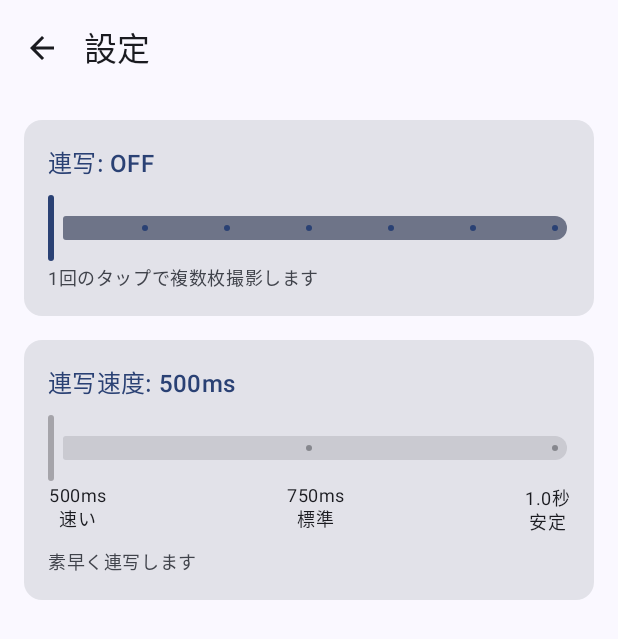
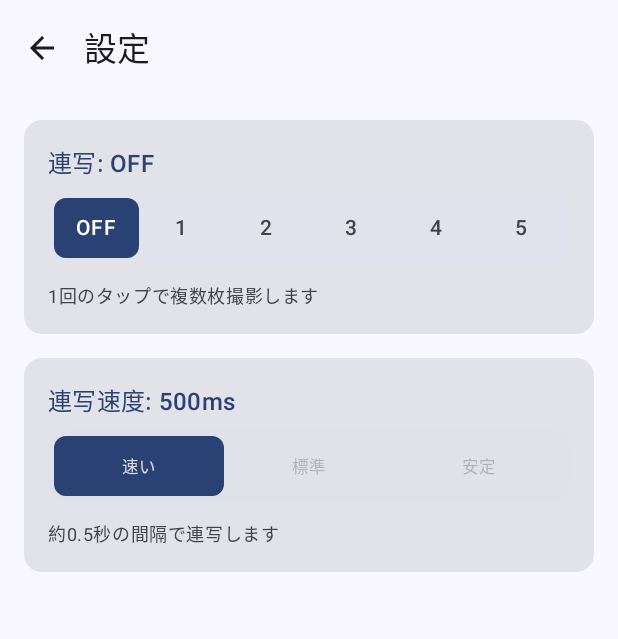
Before and after one commit to 3balljugglerYu/Skusho, an Android app built with Jetpack Compose: the SettingsScreen screen opened through its navigation route, on a phone screen of 412 x 824 dp. Shown: the top 639 px of the screen. Run offline under Robolectric (Android 15) with nearby library versions, the phone set to English and light mode, and no system bars; our stand-ins replace Dagger/Hilt's generated code.

Commit message:
UIの修正

```diff
--- a/app/src/main/java/com/yuhproducts/skusho/ui/settings/SettingsScreen.kt
+++ b/app/src/main/java/com/yuhproducts/skusho/ui/settings/SettingsScreen.kt
@@ -1,6 +1,10 @@
 package com.yuhproducts.skusho.ui.settings
 
+import androidx.compose.foundation.background
+import androidx.compose.foundation.border
+import androidx.compose.foundation.clickable
 import androidx.compose.foundation.layout.Arrangement
+import androidx.compose.foundation.layout.Box
 import androidx.compose.foundation.layout.Column
 import androidx.compose.foundation.layout.Row
 import androidx.compose.foundation.layout.Spacer
@@ -10,6 +14,7 @@ import androidx.compose.foundation.layout.height
 import androidx.compose.foundation.layout.padding
 import androidx.compose.foundation.layout.width
 import androidx.compose.foundation.rememberScrollState
+import androidx.compose.foundation.shape.RoundedCornerShape
 import androidx.compose.foundation.verticalScroll
 import androidx.compose.material.icons.Icons
 import androidx.compose.material.icons.automirrored.filled.ArrowBack
@@ -29,7 +34,10 @@ import androidx.compose.runtime.collectAsState
 import androidx.compose.runtime.getValue
 import androidx.compose.ui.Alignment
 import androidx.compose.ui.Modifier
+import androidx.compose.ui.draw.clip
+import androidx.compose.ui.graphics.Color
 import androidx.compose.ui.res.stringResource
+import androidx.compose.ui.text.font.FontWeight
 import androidx.compose.ui.text.style.TextAlign
 import androidx.compose.ui.unit.dp
 import androidx.hilt.navigation.compose.hiltViewModel
@@ -71,18 +79,58 @@ fun SettingsScreen(
                     else "${uiState.continuousShotCount}枚"
                 }"
             ) {
-                Slider(
-                    value = uiState.continuousShotCount.toFloat(),
-                    onValueChange = { viewModel.onContinuousShotCountChanged(it.toInt()) },
-                    valueRange = 0f..5f,
-                    steps = 5,
+                // モダンなセグメントコントロール
+                Column(
                     modifier = Modifier.fillMaxWidth()
+                ) {
+                    // セグメントボタン
+                    Row(
+                        modifier = Modifier
+                            .fillMaxWidth()
+                            .height(48.dp)
+                            .clip(RoundedCornerShape(12.dp))
+                            .background(MaterialTheme.colorScheme.surfaceVariant)
+                            .padding(4.dp)
+                    ) {
+                        listOf("OFF", "1", "2", "3", "4", "5").forEachIndexed { index, label ->
+                            Box(
+                                modifier = Modifier
+                                    .weight(1f)
+                                    .fillMaxSize()
+                                    .clip(RoundedCornerShape(8.dp))
+                                    .background(
+                                        if (uiState.continuousShotCount == index) {
+                                            MaterialTheme.colorScheme.primary
+                                        } else {
+                                            Color.Transparent
+                                        }
                                     )
+                                    .clickable { viewModel.onContinuousShotCountChanged(index) }
+                                    .padding(vertical = 8.dp),
+                                contentAlignment = Alignment.Center
+                            ) {
+                                Text(
+                                    text = label,
+                                    style = MaterialTheme.typography.bodyMedium,
+                                    fontWeight = FontWeight.Medium,
+                                    color = if (uiState.continuousShotCount == index) {
+                                        MaterialTheme.colorScheme.onPrimary
+                                    } else {
+                                        MaterialTheme.colorScheme.onSurfaceVariant
+                                    }
+                                )
+                            }
+                        }
+                    }
+
+                    // 説明文
                     Text(
                         text = "1回のタップで複数枚撮影します",
                         style = MaterialTheme.typography.bodySmall,
-                    color = MaterialTheme.colorScheme.onSurfaceVariant
+                        color = MaterialTheme.colorScheme.onSurfaceVariant,
+                        modifier = Modifier.padding(top = 12.dp)
                     )
+                }
             }
 
             Spacer(modifier = Modifier.height(16.dp))
@@ -91,51 +139,78 @@ fun SettingsScreen(
             SettingSection(
                 title = "${stringResource(R.string.continuous_shot_speed)}: ${formatSpeed(uiState.continuousShotIntervalMs)}"
             ) {
-                Slider(
-                    value = speedToIndex(uiState.continuousShotIntervalMs).toFloat(),
-                    onValueChange = {
-                        viewModel.onContinuousShotIntervalChanged(indexToSpeed(it.toInt()))
-                    },
-                    valueRange = 0f..2f,  // 3段階
-                    steps = 1,  // 0, 1, 2
-                    modifier = Modifier.fillMaxWidth(),
-                    enabled = uiState.continuousShotCount > 0  // 連写がONの時のみ有効
+                // モダンなセグメントコントロール
+                Column(
+                    modifier = Modifier.fillMaxWidth()
+                ) {
+                    // セグメントボタン
+                    Row(
+                        modifier = Modifier
+                            .fillMaxWidth()
+                            .height(48.dp)
+                            .clip(RoundedCornerShape(12.dp))
+                            .background(
+                                if (uiState.continuousShotCount > 0) {
+                                    MaterialTheme.colorScheme.surfaceVariant
+                                } else {
+                                    MaterialTheme.colorScheme.surfaceVariant.copy(alpha = 0.5f)
+                                }
                             )
-
-                // 選択肢のラベル表示
-                Row(
-                    modifier = Modifier.fillMaxWidth(),
-                    horizontalArrangement = Arrangement.SpaceBetween
+                            .padding(4.dp)
+                    ) {
+                        listOf(
+                            Pair(stringResource(R.string.speed_fast), 500),
+                            Pair(stringResource(R.string.speed_normal), 750),
+                            Pair(stringResource(R.string.speed_stable), 1000)
+                        ).forEach { (label, value) ->
+                            Box(
+                                modifier = Modifier
+                                    .weight(1f)
+                                    .fillMaxSize()
+                                    .clip(RoundedCornerShape(8.dp))
+                                    .background(
+                                        if (uiState.continuousShotIntervalMs == value) {
+                                            MaterialTheme.colorScheme.primary
+                                        } else {
+                                            Color.Transparent
+                                        }
+                                    )
+                                    .clickable(
+                                        enabled = uiState.continuousShotCount > 0
+                                    ) {
+                                        viewModel.onContinuousShotIntervalChanged(value)
+                                    }
+                                    .padding(vertical = 8.dp),
+                                contentAlignment = Alignment.Center
                             ) {
                                 Text(
-                        text = "500ms\n${stringResource(R.string.speed_fast)}",
-                        style = MaterialTheme.typography.bodySmall,
-                        textAlign = TextAlign.Center
+                                    text = label,
+                                    style = MaterialTheme.typography.labelSmall,
+                                    color = if (uiState.continuousShotIntervalMs == value) {
+                                        MaterialTheme.colorScheme.onPrimary.copy(alpha = 0.8f)
+                                    } else {
+                                        MaterialTheme.colorScheme.onSurfaceVariant.copy(
+                                            alpha = if (uiState.continuousShotCount > 0) 0.7f else 0.3f
                                         )
-                    Text(
-                        text = "750ms\n${stringResource(R.string.speed_normal)}",
-                        style = MaterialTheme.typography.bodySmall,
-                        textAlign = TextAlign.Center
+                                    }
                                 )
-                    Text(
-                        text = "1.0秒\n${stringResource(R.string.speed_stable)}",
-                        style = MaterialTheme.typography.bodySmall,
-                        textAlign = TextAlign.Center
-                    )
+                            }
+                        }
                     }
 
                     // 説明文
                     Text(
                         text = when (uiState.continuousShotIntervalMs) {
-                        500 -> "素早く連写します"
-                        750 -> "バランスの取れた速度です"
-                        1000 -> "確実に撮影します"
+                            500 -> "約0.5秒の間隔で連写します"
+                            750 -> "約0.75秒の間隔で連写します"
+                            1000 -> "約1秒の間隔で連写します"
                             else -> ""
                         },
                         style = MaterialTheme.typography.bodySmall,
                         color = MaterialTheme.colorScheme.onSurfaceVariant,
-                    modifier = Modifier.padding(top = 8.dp)
+                        modifier = Modifier.padding(top = 12.dp)
                     )
+                }
             }
         }
     }
@@ -183,6 +258,6 @@ private fun speedToIndex(speedMs: Int): Int = when (speedMs) {
 private fun formatSpeed(speedMs: Int): String = when (speedMs) {
     500 -> "500ms"
     750 -> "750ms"
-    1000 -> "1.0秒"
+    1000 -> "1.0s"
     else -> "500ms"
 }
```
Lines whose indentation alone changed are shown as unchanged.
